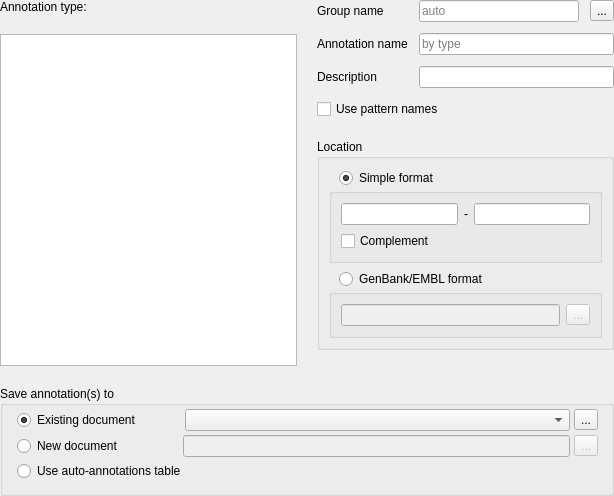
Above: src/corelibs/U2Gui/src/util/CreateAnnotationFullWidget.ui from telomerticcontrol/ugene before the change. Below: the same form after it.
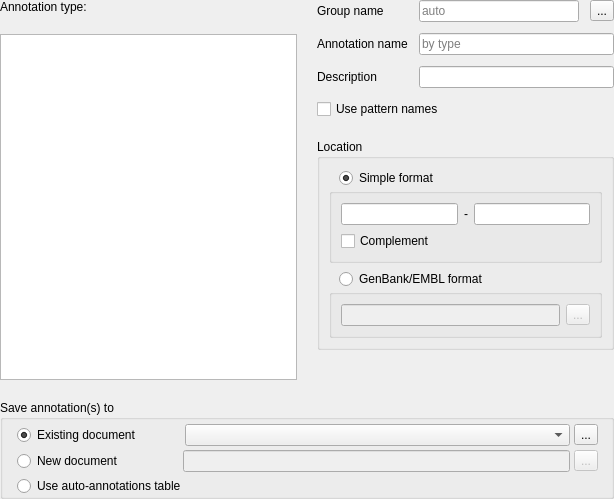
That is the form after the change. Icons and pictures are not drawn.

Patch:
```diff
--- a/src/corelibs/U2Gui/src/util/CreateAnnotationFullWidget.ui
+++ b/src/corelibs/U2Gui/src/util/CreateAnnotationFullWidget.ui
@@ -7,11 +7,11 @@
     <x>0</x>
     <y>0</y>
     <width>614</width>
-    <height>496</height>
+    <height>499</height>
    </rect>
   </property>
   <property name="sizePolicy">
-   <sizepolicy hsizetype="Preferred" vsizetype="Preferred">
+   <sizepolicy hsizetype="Preferred" vsizetype="Minimum">
     <horstretch>0</horstretch>
     <verstretch>0</verstretch>
    </sizepolicy>
@@ -346,6 +346,12 @@
    </item>
    <item>
     <widget class="QGroupBox" name="gbSaveAnnotationsInnerWidget">
+     <property name="sizePolicy">
+      <sizepolicy hsizetype="Preferred" vsizetype="Preferred">
+       <horstretch>0</horstretch>
+       <verstretch>0</verstretch>
+      </sizepolicy>
+     </property>
      <property name="title">
       <string>Save annotation(s) to</string>
      </property>
@@ -363,7 +369,7 @@
        <number>4</number>
       </property>
       <property name="bottomMargin">
-       <number>12</number>
+       <number>0</number>
       </property>
       <item>
        <widget class="QWidget" name="saveAnnotationsInnerWidget" native="true">
@@ -381,7 +387,7 @@
           <number>9</number>
          </property>
          <property name="topMargin">
-          <number>3</number>
+          <number>4</number>
          </property>
          <property name="bottomMargin">
           <number>0</number>
```
